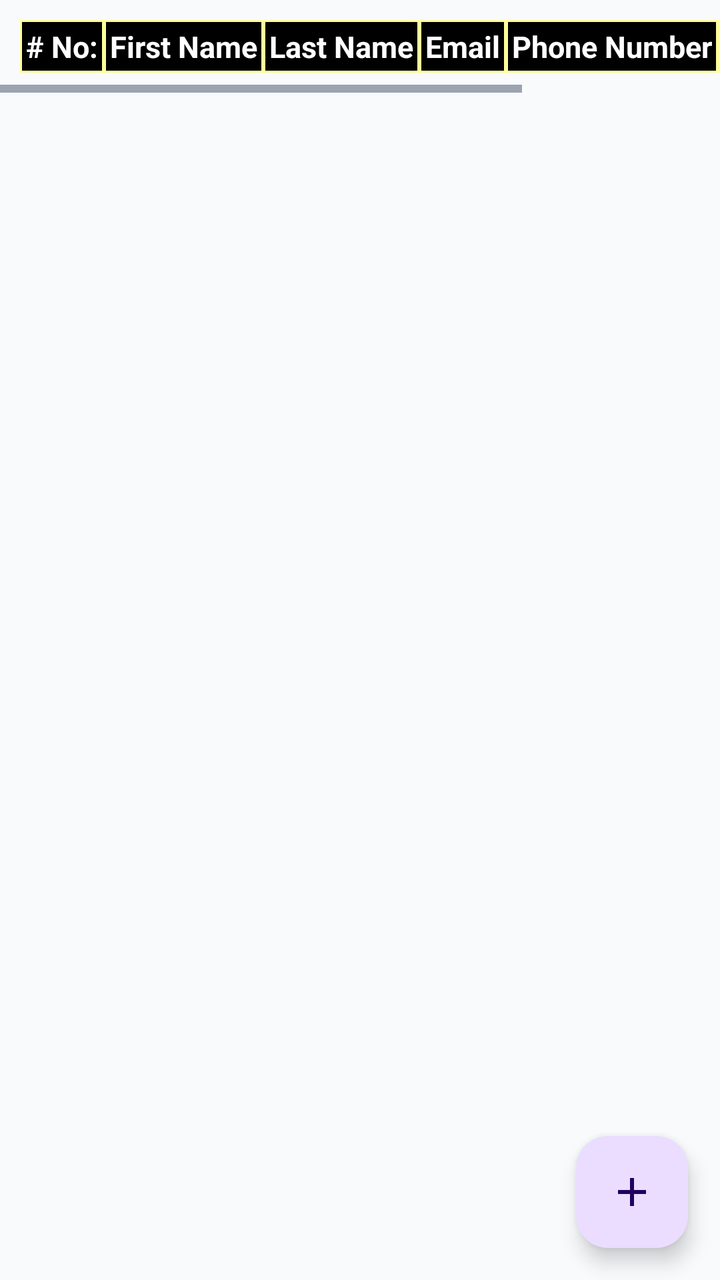
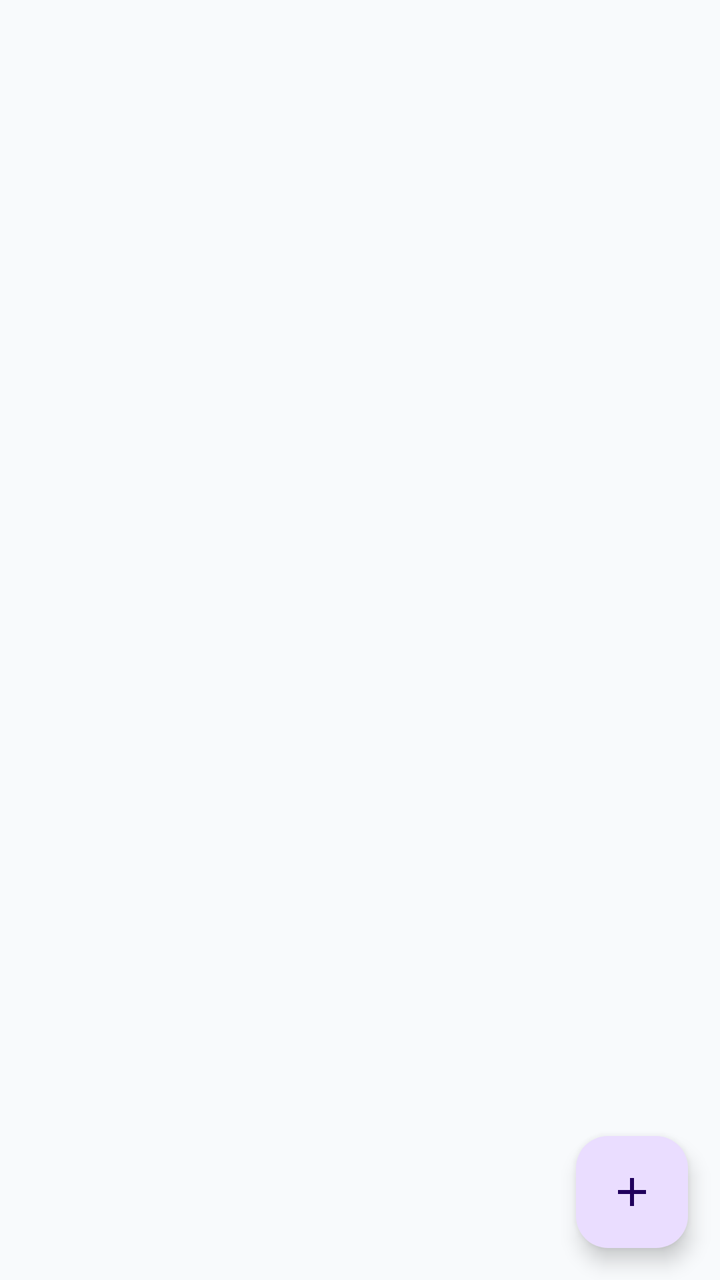

Before-and-after screenshots of an Android layout around one commit, followed by the original layout XML and the change that was made.
<!-- AndroidManifest.xml: application theme Theme.ApnaFund -->
<!-- res/layout/fragment_user.xml -->
<?xml version="1.0" encoding="utf-8"?>
<androidx.constraintlayout.widget.ConstraintLayout xmlns:android="http://schemas.android.com/apk/res/android"
    xmlns:app="http://schemas.android.com/apk/res-auto"
    xmlns:tools="http://schemas.android.com/tools"
    android:layout_width="match_parent"
    android:layout_height="match_parent"
    android:orientation="vertical"
    tools:context=".ui.admin.user.UserFragment">

    <HorizontalScrollView
        android:id="@+id/scrollview_header"
        android:layout_width="match_parent"
        android:layout_height="wrap_content"
        app:layout_constraintTop_toTopOf="parent">

        <LinearLayout
            android:layout_width="match_parent"
            android:layout_height="wrap_content"
            android:orientation="vertical">

            <TableLayout
                android:id="@+id/table_user_details"
                android:layout_width="match_parent"
                android:layout_height="wrap_content"

                android:padding="10dp"
                android:stretchColumns="*">

                <TableRow
                    android:layout_width="match_parent"
                    android:layout_height="wrap_content">

                    <TextView
                        android:layout_width="wrap_content"
                        android:layout_height="match_parent"
                        android:background="@drawable/table_cell_shape"
                        android:gravity="center_vertical"
                        android:padding="3dp"
                        android:text="@string/text_serial_no"
                        android:textColor="@color/table_text"
                        android:textSize="15sp"
                        android:textStyle="bold" />

                    <TextView
                        android:layout_width="wrap_content"
                        android:layout_height="match_parent"
                        android:background="@drawable/table_cell_shape"
                        android:gravity="center_vertical"
                        android:padding="3dp"
                        android:text="@string/text_first_name"
                        android:textColor="@color/table_text"
                        android:textSize="15sp"
                        android:textStyle="bold" />

                    <TextView
                        android:layout_width="wrap_content"
                        android:layout_height="match_parent"
                        android:background="@drawable/table_cell_shape"
                        android:gravity="center_vertical"
                        android:padding="3dp"
                        android:text="@string/text_last_name"
                        android:textColor="@color/table_text"
                        android:textSize="15sp"
                        android:textStyle="bold" />

                    <TextView
                        android:layout_width="wrap_content"
                        android:layout_height="match_parent"
                        android:background="@drawable/table_cell_shape"
                        android:gravity="center_vertical"
                        android:padding="3dp"
                        android:text="@string/text_email"
                        android:textColor="@color/table_text"
                        android:textSize="15sp"
                        android:textStyle="bold" />

                    <TextView
                        android:layout_width="wrap_content"
                        android:layout_height="match_parent"
                        android:background="@drawable/table_cell_shape"
                        android:gravity="center_vertical"
                        android:padding="3dp"
                        android:text="@string/text_phone_number"
                        android:textColor="@color/table_text"
                        android:textSize="15sp"
                        android:textStyle="bold" />
                    <TextView
                        android:layout_width="wrap_content"
                        android:layout_height="match_parent"
                        android:background="@drawable/table_cell_shape"
                        android:gravity="center_vertical"
                        android:padding="3dp"
                        android:text="@string/header_single_group"
                        android:textColor="@color/table_text"
                        android:textSize="15sp"
                        android:textStyle="bold" />
                    <TextView
                        android:layout_width="wrap_content"
                        android:layout_height="match_parent"
                        android:background="@drawable/table_cell_shape"
                        android:gravity="center_vertical"
                        android:padding="3dp"
                        android:text="@string/text_edit"
                        android:textColor="@color/table_text"
                        android:textSize="15sp"
                        android:textStyle="bold" />
                    <TextView
                        android:layout_width="wrap_content"
                        android:layout_height="match_parent"
                        android:background="@drawable/table_cell_shape"
                        android:gravity="center_vertical"
                        android:padding="3dp"
                        android:text="@string/text_status"
                        android:textColor="@color/table_text"
                        android:textSize="15sp"
                        android:textStyle="bold" />
                </TableRow>
            </TableLayout>
        </LinearLayout>
    </HorizontalScrollView>

    <com.google.android.material.floatingactionbutton.FloatingActionButton
        android:layout_width="wrap_content"
        android:layout_height="wrap_content"
        android:contentDescription="@string/text_add_user"
        app:layout_constraintBottom_toBottomOf="parent"
        app:layout_constraintEnd_toEndOf="parent"
        android:layout_margin="16dp"
        android:id="@+id/fab"
        android:src="@drawable/icon_add"/>
</androidx.constraintlayout.widget.ConstraintLayout>
<!-- resources referenced by this layout -->
<resources>
  <color name="table_text">#FFFFFFFF</color>
  <!-- drawable icon_add (drawable) -->
  <vector xmlns:android="http://schemas.android.com/apk/res/android" android:height="24dp" android:tint="#000000" android:viewportHeight="24" android:viewportWidth="24" android:width="24dp">
        
      <path android:fillColor="@android:color/white" android:pathData="M19,13h-6v6h-2v-6H5v-2h6V5h2v6h6v2z"/>
      
  </vector>
  <!-- drawable table_cell_shape (drawable) -->
  <?xml version="1.0" encoding="utf-8"?>
  <shape
      xmlns:android="http://schemas.android.com/apk/res/android"
      android:shape= "rectangle"  >
      <solid android:color="#000"/>
      <stroke android:width="1dp"  android:color="#ff9"/>
  </shape>
  <string name="header_single_group">Group</string>
  <string name="text_add_user">Add User</string>
  <string name="text_edit">Edit</string>
  <string name="text_email">Email</string>
  <string name="text_first_name">First Name</string>
  <string name="text_last_name">Last Name</string>
  <string name="text_phone_number">Phone Number</string>
  <string name="text_serial_no"># No:</string>
  <string name="text_status">Status</string>
  <style name="Theme.ApnaFund" parent="Base.Theme.ApnaFund" />
  <style name="Base.Theme.ApnaFund" parent="Theme.Material3.DayNight.NoActionBar">
          
          
          <item name="colorSecondary">#00ACC1</item> 
          <item name="colorTertiary">#FDD835</item> 
          
          <item name="android:colorBackground">@color/background</item>
  
          
          <item name="colorSurface">@color/surface</item>
          <item name="colorOnSurface">@color/text_primary</item>
          <item name="colorSurfaceVariant">@color/surface_variant</item>
  
          
          <item name="colorPrimary">@color/blue_dark</item>
          <item name="colorOnPrimary">@color/on_primary</item>
  
          
          <item name="android:textColorPrimary">@color/text_primary</item>
          <item name="android:textColorSecondary">@color/text_secondary</item>
      </style>
  <color name="background">#F8FAFC</color>
  <color name="surface">#FFFFFF</color>
  <color name="text_primary">#0F1012</color>
  <color name="surface_variant">#E2E8F0</color>
  <color name="blue_dark">#117AA7</color>
  <color name="on_primary">#FFFFFF</color>
  <color name="text_secondary">#475569</color>
</resources>

<!-- the commit's change to res/layout/fragment_user.xml (unified diff, before → after) -->
@@ -14,7 +14,7 @@
         app:layout_constraintTop_toTopOf="parent">
 
         <LinearLayout
-            android:layout_width="match_parent"
+            android:layout_width="wrap_content"
             android:layout_height="wrap_content"
             android:orientation="vertical">
 
@@ -22,18 +22,18 @@
                 android:id="@+id/table_user_details"
                 android:layout_width="match_parent"
                 android:layout_height="wrap_content"
-
-                android:padding="10dp"
                 android:stretchColumns="*">
 
                 <TableRow
                     android:layout_width="match_parent"
-                    android:layout_height="wrap_content">
+                    android:layout_height="wrap_content"
+                    android:background="@color/table_header_bg">
 
                     <TextView
                         android:layout_width="wrap_content"
                         android:layout_height="match_parent"
-                        android:background="@drawable/table_cell_shape"
+                        android:minWidth="48dp"
+                        android:maxWidth="48dp"
                         android:gravity="center_vertical"
                         android:padding="3dp"
                         android:text="@string/text_serial_no"
@@ -44,7 +44,8 @@
                     <TextView
                         android:layout_width="wrap_content"
                         android:layout_height="match_parent"
-                        android:background="@drawable/table_cell_shape"
+                        android:minWidth="120dp"
+                        android:maxWidth="180dp"
                         android:gravity="center_vertical"
                         android:padding="3dp"
                         android:text="@string/text_first_name"
@@ -55,7 +56,8 @@
                     <TextView
                         android:layout_width="wrap_content"
                         android:layout_height="match_parent"
-                        android:background="@drawable/table_cell_shape"
+                        android:minWidth="120dp"
+                        android:maxWidth="180dp"
                         android:gravity="center_vertical"
                         android:padding="3dp"
                         android:text="@string/text_last_name"
@@ -66,7 +68,8 @@
                     <TextView
                         android:layout_width="wrap_content"
                         android:layout_height="match_parent"
-                        android:background="@drawable/table_cell_shape"
+                        android:minWidth="200dp"
+                        android:maxWidth="260dp"
                         android:gravity="center_vertical"
                         android:padding="3dp"
                         android:text="@string/text_email"
@@ -77,7 +80,8 @@
                     <TextView
                         android:layout_width="wrap_content"
                         android:layout_height="match_parent"
-                        android:background="@drawable/table_cell_shape"
+                        android:minWidth="120dp"
+                        android:maxWidth="140dp"
                         android:gravity="center_vertical"
                         android:padding="3dp"
                         android:text="@string/text_phone_number"
@@ -87,7 +91,8 @@
                     <TextView
                         android:layout_width="wrap_content"
                         android:layout_height="match_parent"
-                        android:background="@drawable/table_cell_shape"
+                        android:minWidth="140dp"
+                        android:maxWidth="200dp"
                         android:gravity="center_vertical"
                         android:padding="3dp"
                         android:text="@string/header_single_group"
@@ -97,7 +102,8 @@
                     <TextView
                         android:layout_width="wrap_content"
                         android:layout_height="match_parent"
-                        android:background="@drawable/table_cell_shape"
+                        android:minWidth="48dp"
+                        android:maxWidth="48dp"
                         android:gravity="center_vertical"
                         android:padding="3dp"
                         android:text="@string/text_edit"
@@ -107,7 +113,8 @@
                     <TextView
                         android:layout_width="wrap_content"
                         android:layout_height="match_parent"
-                        android:background="@drawable/table_cell_shape"
+                        android:minWidth="54dp"
+                        android:maxWidth="48dp"
                         android:gravity="center_vertical"
                         android:padding="3dp"
                         android:text="@string/text_status"
@@ -116,6 +123,11 @@
                         android:textStyle="bold" />
                 </TableRow>
             </TableLayout>
+            <androidx.recyclerview.widget.RecyclerView
+                android:id="@+id/recyclerUsers"
+                android:layout_width="wrap_content"
+                android:layout_height="match_parent"
+                android:scrollbars="vertical"/>
         </LinearLayout>
     </HorizontalScrollView>
 
<!-- resource entries referenced after the edit -->
@@ -1,20 +1,13 @@
 <!-- resources referenced by this layout -->
 <resources>
-  <color name="table_text">#FFFFFFFF</color>
+  <color name="table_header_bg">#C0C0C0</color>
+  <color name="table_text">#000000</color>
   <!-- drawable icon_add (drawable) -->
   <vector xmlns:android="http://schemas.android.com/apk/res/android" android:height="24dp" android:tint="#000000" android:viewportHeight="24" android:viewportWidth="24" android:width="24dp">
         
       <path android:fillColor="@android:color/white" android:pathData="M19,13h-6v6h-2v-6H5v-2h6V5h2v6h6v2z"/>
       
   </vector>
-  <!-- drawable table_cell_shape (drawable) -->
-  <?xml version="1.0" encoding="utf-8"?>
-  <shape
-      xmlns:android="http://schemas.android.com/apk/res/android"
-      android:shape= "rectangle"  >
-      <solid android:color="#000"/>
-      <stroke android:width="1dp"  android:color="#ff9"/>
-  </shape>
   <string name="header_single_group">Group</string>
   <string name="text_add_user">Add User</string>
   <string name="text_edit">Edit</string>
